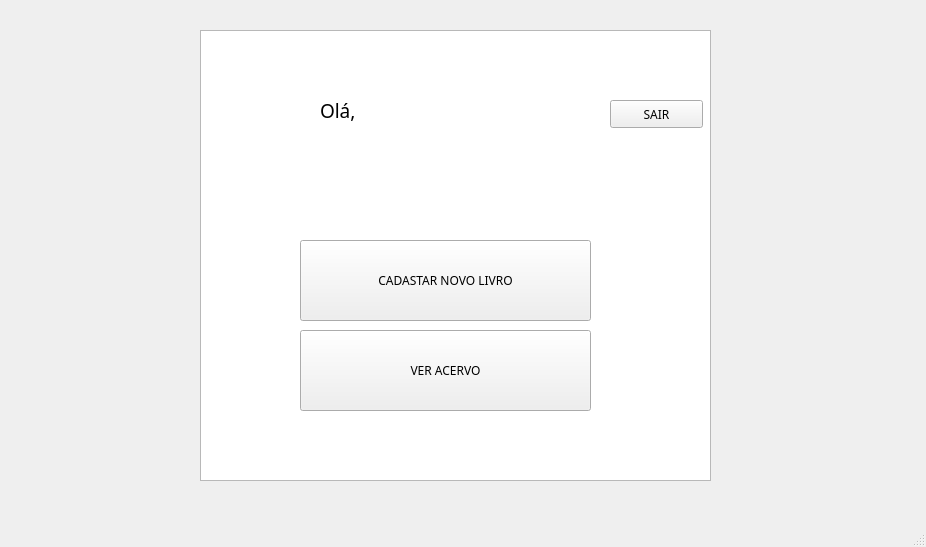
First picture: the form in telas/tela_principal.ui, repository Gas-Helio/CRUD-Biblioteca, before the edit.
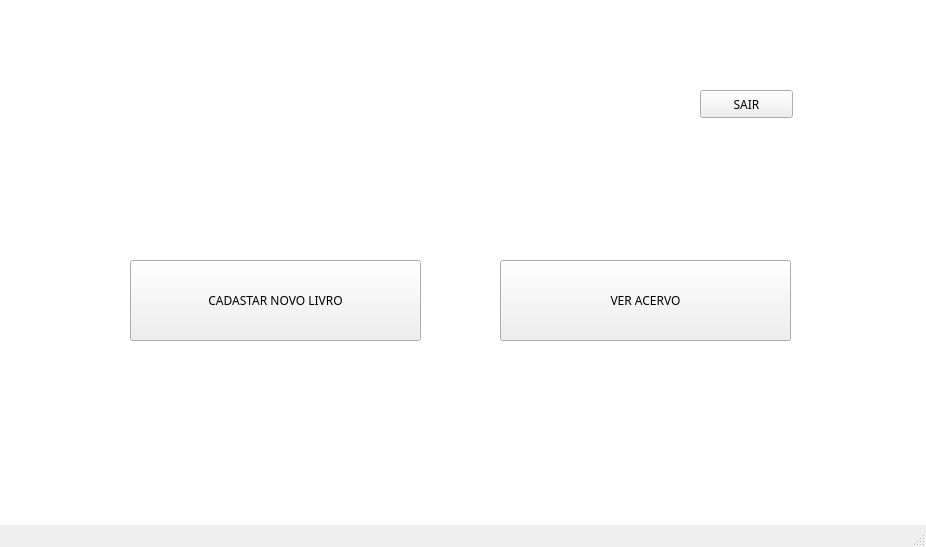
Second picture: the form after the edit. Icons and pictures are not drawn.

```diff
--- a/telas/tela_principal.ui
+++ b/telas/tela_principal.ui
@@ -17,8 +17,8 @@
    <widget class="QLabel" name="label">
     <property name="geometry">
      <rect>
-      <x>320</x>
-      <y>90</y>
+      <x>130</x>
+      <y>80</y>
       <width>241</width>
       <height>41</height>
      </rect>
@@ -30,14 +30,14 @@
      </font>
     </property>
     <property name="text">
-     <string>Olá,</string>
+     <string/>
     </property>
    </widget>
    <widget class="QPushButton" name="ver_acervo">
     <property name="geometry">
      <rect>
-      <x>300</x>
-      <y>330</y>
+      <x>500</x>
+      <y>260</y>
       <width>291</width>
       <height>81</height>
      </rect>
@@ -65,18 +65,18 @@
    <widget class="QTextBrowser" name="textBrowser">
     <property name="geometry">
      <rect>
-      <x>200</x>
-      <y>30</y>
-      <width>511</width>
-      <height>451</height>
+      <x>-10</x>
+      <y>-20</y>
+      <width>941</width>
+      <height>571</height>
      </rect>
     </property>
    </widget>
    <widget class="QPushButton" name="cadastrar_novo_livro">
     <property name="geometry">
      <rect>
-      <x>300</x>
-      <y>240</y>
+      <x>130</x>
+      <y>260</y>
       <width>291</width>
       <height>81</height>
      </rect>
@@ -104,8 +104,8 @@
    <widget class="QPushButton" name="sair">
     <property name="geometry">
      <rect>
-      <x>610</x>
-      <y>100</y>
+      <x>700</x>
+      <y>90</y>
       <width>93</width>
       <height>28</height>
      </rect>
```
Left out of the diff: 2 changed lines with no effect on the pictures.
